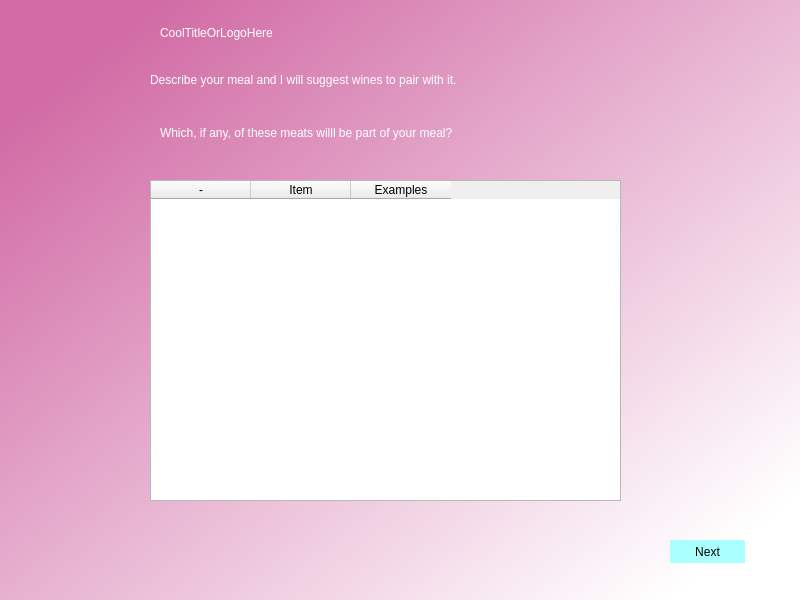
Above: main_form.ui from acolburn/food_wine_gui before the change. Below: the same form after it.
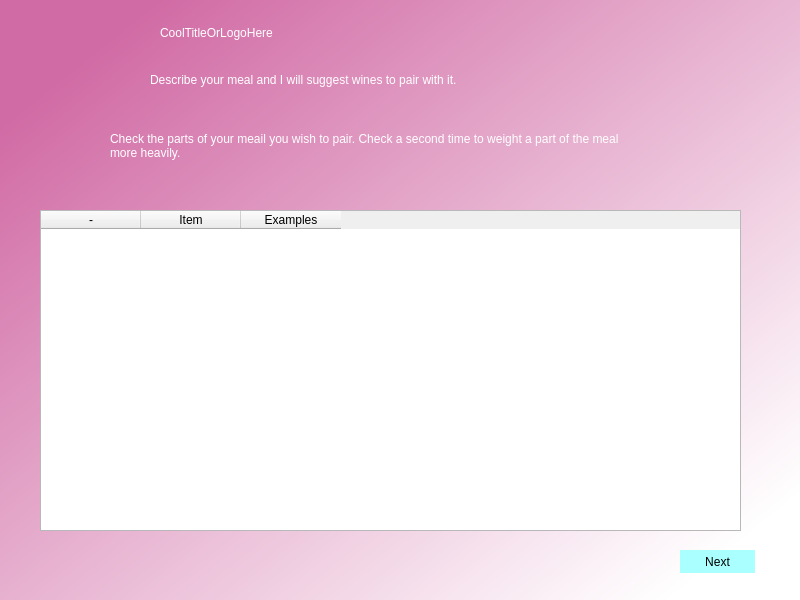
That is the form after the change.

Commit message: Display examples of top pair (in table)

The edit to the form file:
```diff
--- a/main_form.ui
+++ b/main_form.ui
@@ -89,10 +89,10 @@
    <widget class="QLabel" name="label_3">
     <property name="geometry">
      <rect>
-      <x>160</x>
+      <x>110</x>
       <y>120</y>
-      <width>464</width>
-      <height>25</height>
+      <width>531</width>
+      <height>51</height>
      </rect>
     </property>
     <property name="styleSheet">
@@ -100,14 +100,17 @@
 color: rgb(255, 255, 255);</string>
     </property>
     <property name="text">
-     <string>Which, if any, of these meats willl be part of your meal?</string>
+     <string>Check the parts of your meail you wish to pair. Check a second time to weight a part of the meal more heavily.</string>
+    </property>
+    <property name="wordWrap">
+     <bool>true</bool>
     </property>
    </widget>
    <widget class="QPushButton" name="btnNext">
     <property name="geometry">
      <rect>
-      <x>670</x>
-      <y>540</y>
+      <x>680</x>
+      <y>550</y>
       <width>75</width>
       <height>23</height>
      </rect>
@@ -125,9 +128,9 @@
    <widget class="QTableWidget" name="tableWidget">
     <property name="geometry">
      <rect>
-      <x>150</x>
-      <y>180</y>
-      <width>471</width>
+      <x>40</x>
+      <y>210</y>
+      <width>701</width>
       <height>321</height>
      </rect>
     </property>
```
The commit also changes 1 other file.
